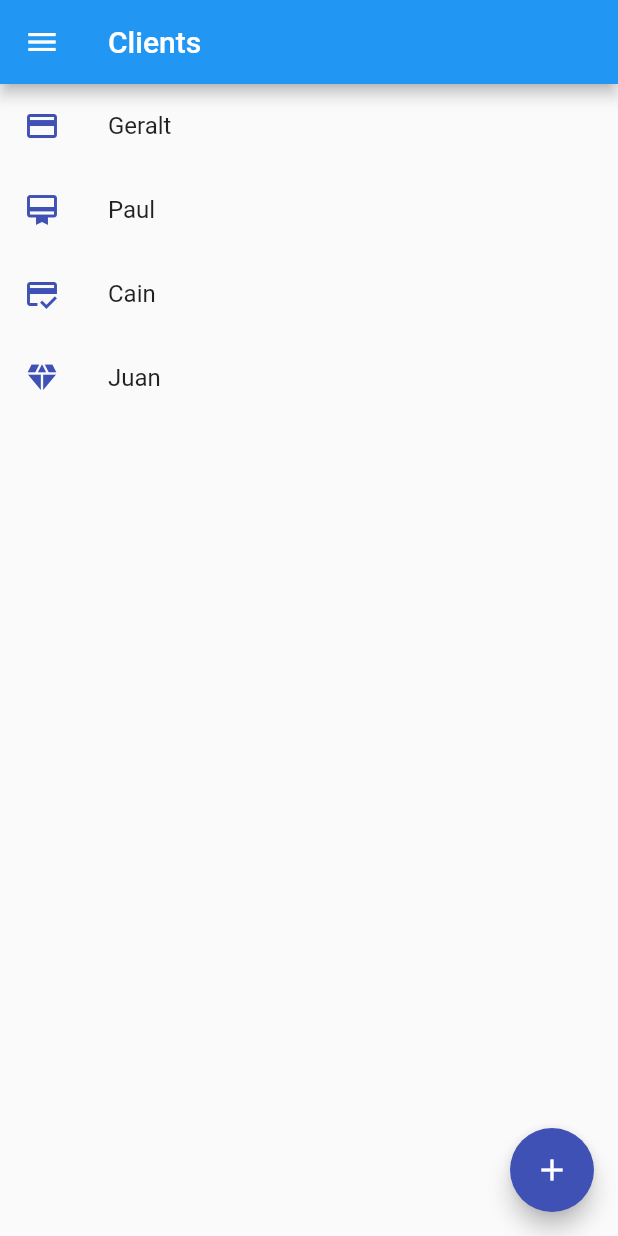
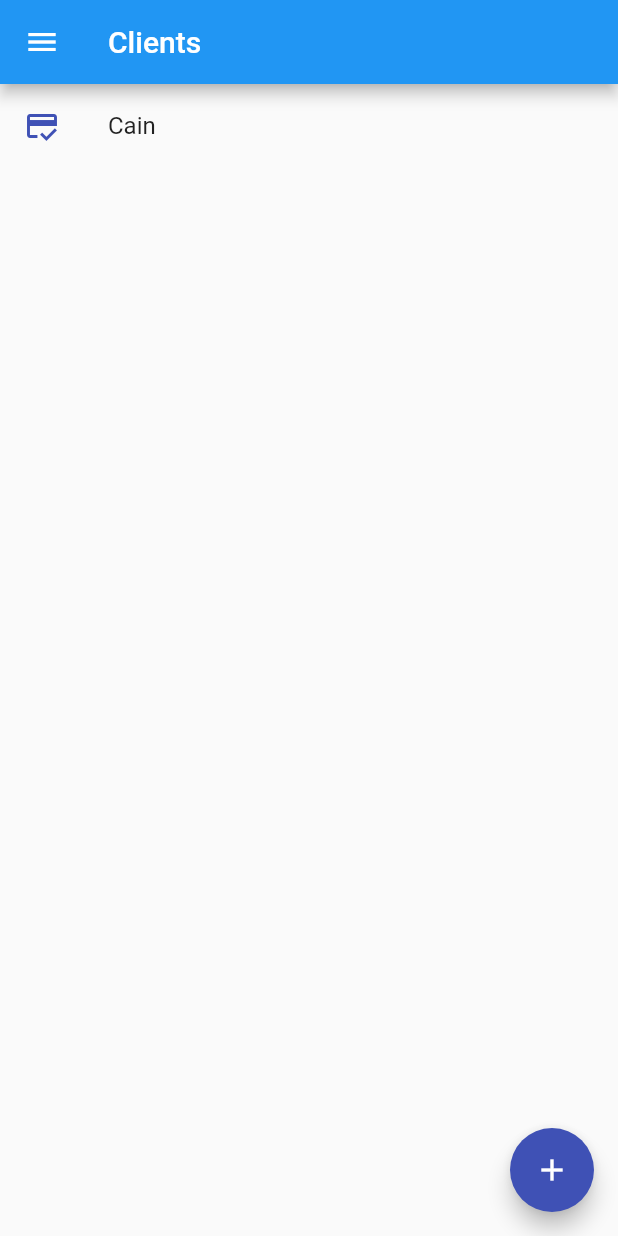
Before and after one commit to RickHPotter/client_control, a Flutter app: the screen it shows after launch, in the side drawer, after a tap on the "add" icon, on a phone screen of 412 x 824 dp. Run offline on Flutter 3.47's test engine with Material 2 defaults, Android fonts, the phone set to English and light mode, and no system bars.

Commit message:
finished study project

```diff
--- a/lib/main.dart
+++ b/lib/main.dart
@@ -1,16 +1,34 @@
 import 'package:flutter/material.dart';
 import 'package:provider/provider.dart';
+import 'package:state_mangement/models/client.dart';
+import 'package:state_mangement/models/client_type.dart';
+import 'package:state_mangement/models/client_types.dart';
 import 'package:state_mangement/models/clients.dart';
 import 'package:state_mangement/screens/client_screen.dart';
 import 'package:state_mangement/screens/client_type_screen.dart';
 
 void main() {
-  runApp(
-    ChangeNotifierProvider(
-      create: (context) => Clients(clients: []),
-      child: const MyApp()
-    )
-  );
+  List<Client> list = [
+    Client(
+        name: "Cain",
+        email: "cain@gmail.com",
+        type: ClientType(name: "Titanium", icon: Icons.credit_score)),
+  ];
+
+  List<ClientType> types = [
+    ClientType(name: "Platinum", icon: Icons.credit_card),
+    ClientType(name: "Golden", icon: Icons.card_membership),
+    ClientType(name: "Titanium", icon: Icons.credit_score),
+    ClientType(name: "Diamond", icon: Icons.diamond),
+  ];
+
+  runApp(MultiProvider(
+    providers: [
+      ChangeNotifierProvider(create: (context) => Clients(list: list)),
+      ChangeNotifierProvider(create: (context) => ClientTypes(list: types)),
+    ],
+    child: const MyApp(),
+  ));
 }
 
 class MyApp extends StatelessWidget {
--- /dev/null
+++ b/lib/models/client_types.dart
@@ -0,0 +1,20 @@
+import 'package:flutter/material.dart';
+import 'package:state_mangement/models/client_type.dart';
+
+class ClientTypes extends ChangeNotifier {
+  List<ClientType> list;
+
+  ClientTypes({
+    required this.list,
+  });
+
+  void add(ClientType type) {
+    list.add(type);
+    notifyListeners();
+  }
+
+  void remove(int index) {
+    list.removeAt(index);
+    notifyListeners();
+  }
+}
--- a/lib/models/clients.dart
+++ b/lib/models/clients.dart
@@ -2,9 +2,19 @@ import 'package:flutter/material.dart';
 import 'package:state_mangement/models/client.dart';
 
 class Clients extends ChangeNotifier {
-  List<Client> clients;
+  List<Client> list;
 
   Clients({
-    required this.clients,
+    required this.list,
   });
+
+  void add(Client client) {
+    list.add(client);
+    notifyListeners();
+  }
+
+  void remove(int index) {
+    list.removeAt(index);
+    notifyListeners();
+  }
 }
--- a/lib/screens/client_screen.dart
+++ b/lib/screens/client_screen.dart
@@ -1,7 +1,10 @@
 import 'package:flutter/material.dart';
+import 'package:provider/provider.dart';
 import 'package:state_mangement/components/hamburguer_menu.dart';
 import 'package:state_mangement/models/client.dart';
 import 'package:state_mangement/models/client_type.dart';
+import 'package:state_mangement/models/client_types.dart';
+import 'package:state_mangement/models/clients.dart';
 
 class ClientScreen extends StatefulWidget {
   const ClientScreen({required this.title, super.key});
@@ -12,32 +15,6 @@ class ClientScreen extends StatefulWidget {
 }
 
 class _ClientScreenState extends State<ClientScreen> {
-  List<Client> clients = [
-    Client(
-        name: "Geralt",
-        email: "geralt@gmail.com",
-        type: ClientType(name: "Platinum", icon: Icons.credit_card)),
-    Client(
-        name: "Paul",
-        email: "paul@gmail.com",
-        type: ClientType(name: "Golden", icon: Icons.card_membership)),
-    Client(
-        name: "Cain",
-        email: "cain@gmail.com",
-        type: ClientType(name: "Titanium", icon: Icons.credit_score)),
-    Client(
-        name: "Juan",
-        email: "juan@gmail.com",
-        type: ClientType(name: "Diamond", icon: Icons.diamond)),
-  ];
-
-  List<ClientType> types = [
-    ClientType(name: "Platinum", icon: Icons.credit_card),
-    ClientType(name: "Golden", icon: Icons.card_membership_rounded),
-    ClientType(name: "Titanium", icon: Icons.credit_score),
-    ClientType(name: "Diamond", icon: Icons.diamond),
-  ];
-
   @override
   Widget build(BuildContext context) {
     return Scaffold(
@@ -45,39 +22,39 @@ class _ClientScreenState extends State<ClientScreen> {
         title: Text(widget.title),
       ),
       drawer: const HamburguerMenu(),
-      body: ListView.builder(
-          itemCount: clients.length,
+      body: Consumer<Clients>(
+          builder: (BuildContext context, Clients clients, Widget? widget) {
+        return ListView.builder(
+            itemCount: clients.list.length,
             itemBuilder: (context, index) {
               return Dismissible(
                   key: UniqueKey(),
                   background: Container(color: Colors.red),
                   child: ListTile(
-                leading: Icon(clients[index].type.icon),
-                title: Text(clients[index].name),
+                    leading: Icon(clients.list[index].type.icon),
+                    title: Text(clients.list[index].name),
                     iconColor: Colors.indigo,
                   ),
-              onDismissed: (direct) {
-                setState(() {
-                  clients.removeAt(index);
+                  onDismissed: (direct) => clients.remove(index));
             });
-              },
-            );
       }),
       floatingActionButton: FloatingActionButton(
         backgroundColor: Colors.indigo,
         onPressed: () {
-          createType(context);
+          createClient(context);
         },
-        tooltip: "Add Type",
+        tooltip: "Add Client",
         child: const Icon(Icons.add),
       ),
     );
   }
 
-  void createType(BuildContext context) {
+  void createClient(BuildContext context) {
     TextEditingController nameInput = TextEditingController();
     TextEditingController emailInput = TextEditingController();
-    ClientType dropDownValue = types[0];
+
+    ClientTypes types = Provider.of<ClientTypes>(context, listen: false);
+    ClientType dropDownValue = types.list[0];
 
     showDialog(
         context: context,
@@ -120,7 +97,7 @@ class _ClientScreenState extends State<ClientScreen> {
                             color: Colors.indigo,
                           ),
                           value: dropDownValue,
-                          items: types.map((ClientType type) {
+                          items: types.list.map((ClientType type) {
                             return DropdownMenuItem<ClientType>(
                               value: type,
                               child: Text(type.name),
@@ -137,14 +114,19 @@ class _ClientScreenState extends State<ClientScreen> {
               ),
             ),
             actions: [
+              Consumer<Clients>(
+                builder:
+                    (BuildContext context, Clients clients, Widget? widget) =>
                         TextButton(
                   child: const Text("Save"),
                   onPressed: () async {
-                  setState(() {
-                    clients.add(Client(name: nameInput.text, email: emailInput.text, type: dropDownValue));
-                  });
+                    clients.add(Client(
+                        name: nameInput.text,
+                        email: emailInput.text,
+                        type: dropDownValue));
                     Navigator.pop(context);
                   },
+                ),
               ),
               TextButton(
                 child: const Text("Cancel"),
```
Also changed, not shown: lib/screens/client_type_screen.dart (+22 -18 lines), 1 other file. Lines whose indentation alone changed are shown as unchanged.
